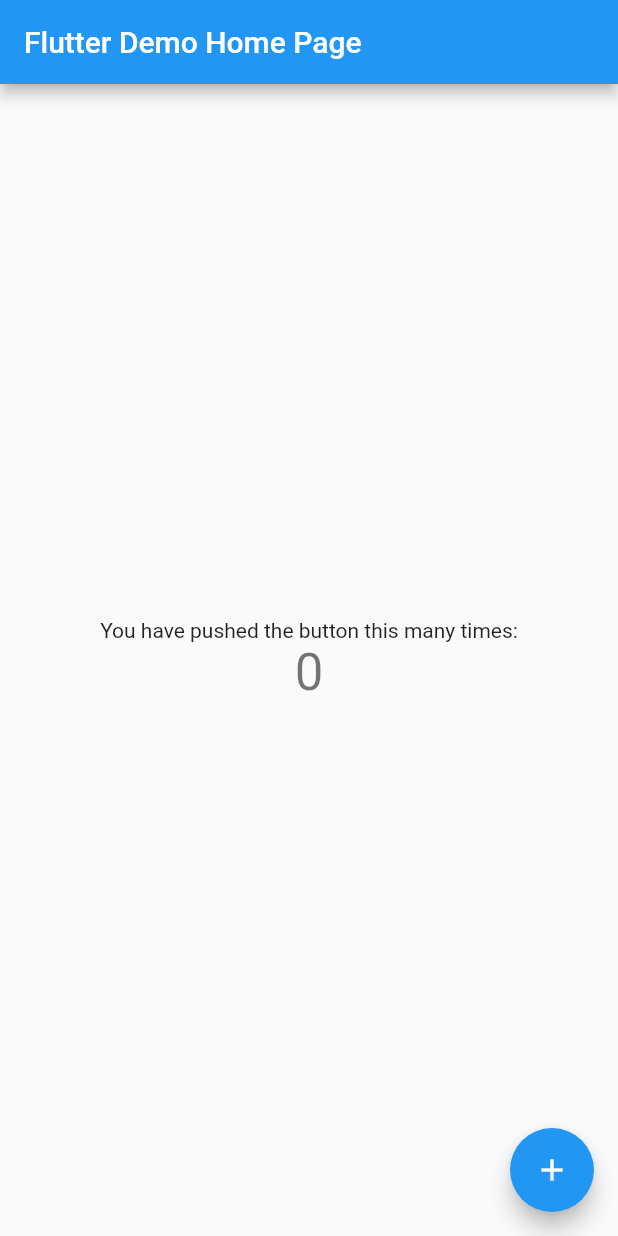
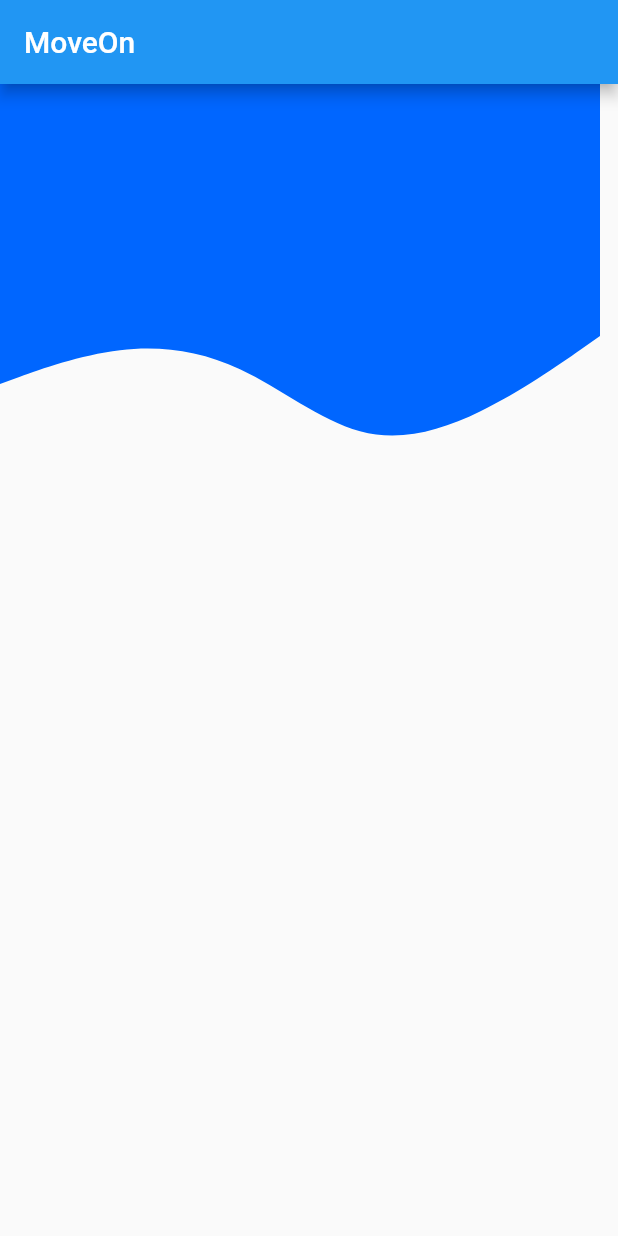
Before and after one commit to kiady66/move_on, a Flutter app: the screen it shows after launch, on a phone screen of 412 x 824 dp. Run offline on Flutter 3.47's test engine with Material 2 defaults, Android fonts, the phone set to English and light mode, and no system bars; our stand-ins replace flutter_svg.

```diff
--- a/lib/main.dart
+++ b/lib/main.dart
@@ -1,4 +1,6 @@
 import 'package:flutter/material.dart';
+import 'package:flutter_svg/flutter_svg.dart';
+
 
 void main() {
   runApp(const MyApp());
@@ -7,109 +9,42 @@ void main() {
 class MyApp extends StatelessWidget {
   const MyApp({Key? key}) : super(key: key);
 
-  // This widget is the root of your application.
   @override
   Widget build(BuildContext context) {
     return MaterialApp(
       title: 'Flutter Demo',
       theme: ThemeData(
-        // This is the theme of your application.
-        //
-        // Try running your application with "flutter run". You'll see the
-        // application has a blue toolbar. Then, without quitting the app, try
-        // changing the primarySwatch below to Colors.green and then invoke
-        // "hot reload" (press "r" in the console where you ran "flutter run",
-        // or simply save your changes to "hot reload" in a Flutter IDE).
-        // Notice that the counter didn't reset back to zero; the application
-        // is not restarted.
         primarySwatch: Colors.blue,
       ),
-      home: const MyHomePage(title: 'Flutter Demo Home Page'),
+      home: const HomePage(),
     );
   }
 }
 
-class MyHomePage extends StatefulWidget {
-  const MyHomePage({Key? key, required this.title}) : super(key: key);
-
-  // This widget is the home page of your application. It is stateful, meaning
-  // that it has a State object (defined below) that contains fields that affect
-  // how it looks.
-
-  // This class is the configuration for the state. It holds the values (in this
-  // case the title) provided by the parent (in this case the App widget) and
-  // used by the build method of the State. Fields in a Widget subclass are
-  // always marked "final".
-
-  final String title;
-
-  @override
-  State<MyHomePage> createState() => _MyHomePageState();
-}
-
-class _MyHomePageState extends State<MyHomePage> {
-  int _counter = 0;
-
-  void _incrementCounter() {
-    setState(() {
-      // This call to setState tells the Flutter framework that something has
-      // changed in this State, which causes it to rerun the build method below
-      // so that the display can reflect the updated values. If we changed
-      // _counter without calling setState(), then the build method would not be
-      // called again, and so nothing would appear to happen.
-      _counter++;
-    });
-  }
+class HomePage extends StatelessWidget {
+  const HomePage({Key? key}) : super(key: key);
 
   @override
   Widget build(BuildContext context) {
-    // This method is rerun every time setState is called, for instance as done
-    // by the _incrementCounter method above.
-    //
-    // The Flutter framework has been optimized to make rerunning build methods
-    // fast, so that you can just rebuild anything that needs updating rather
-    // than having to individually change instances of widgets.
     return Scaffold(
       appBar: AppBar(
-        // Here we take the value from the MyHomePage object that was created by
-        // the App.build method, and use it to set our appbar title.
-        title: Text(widget.title),
+        title: const Text("MoveOn"),
       ),
-      body: Center(
-        // Center is a layout widget. It takes a single child and positions it
-        // in the middle of the parent.
-        child: Column(
-          // Column is also a layout widget. It takes a list of children and
-          // arranges them vertically. By default, it sizes itself to fit its
-          // children horizontally, and tries to be as tall as its parent.
-          //
-          // Invoke "debug painting" (press "p" in the console, choose the
-          // "Toggle Debug Paint" action from the Flutter Inspector in Android
-          // Studio, or the "Toggle Debug Paint" command in Visual Studio Code)
-          // to see the wireframe for each widget.
-          //
-          // Column has various properties to control how it sizes itself and
-          // how it positions its children. Here we use mainAxisAlignment to
-          // center the children vertically; the main axis here is the vertical
-          // axis because Columns are vertical (the cross axis would be
-          // horizontal).
-          mainAxisAlignment: MainAxisAlignment.center,
-          children: <Widget>[
-            const Text(
-              'You have pushed the button this many times:',
-            ),
-            Text(
-              '$_counter',
-              style: Theme.of(context).textTheme.headline4,
-            ),
-          ],
-        ),
-      ),
-      floatingActionButton: FloatingActionButton(
-        onPressed: _incrementCounter,
-        tooltip: 'Increment',
-        child: const Icon(Icons.add),
-      ), // This trailing comma makes auto-formatting nicer for build methods.
+      body: Column(
+        mainAxisSize: MainAxisSize.max,
+        children: <Widget>[
+          Row(
+            mainAxisSize: MainAxisSize.max,
+              children: <Widget> [
+                  FittedBox(
+                    fit: BoxFit.cover,
+                    child: SvgPicture.asset('assets/image/wave-home-top.svg'),
+                  ),
+
+              ]
+          ),
+        ],
+      )
     );
   }
 }
```
Also changed, not shown: pubspec.yaml (+5 -3 lines), assets/image/wave-home-bottom.svg (added), assets/image/wave-home-top.svg (added), pubspec.lock, 182 other files.
